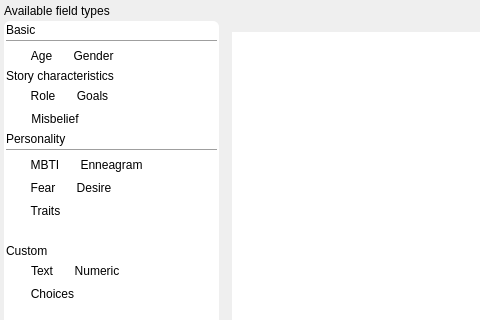
The window that ui/character_profile_editor_dialog.ui (zkovari/plotlyst) describes before a commit, drawn with Qt 5; both pictures show x 0 to 480 and y 0 to 320 of the 995 by 629 pixel window.
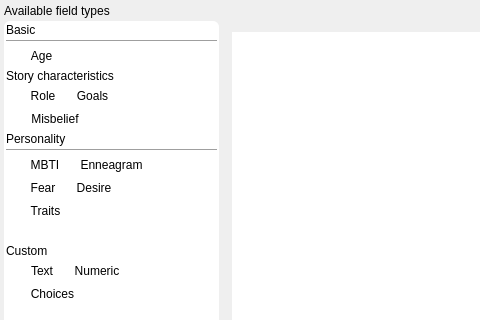
The same window after the commit. Custom widgets are drawn as their Qt base class.

Commit message: Separate genders from template

Patch:
```diff
--- a/ui/character_profile_editor_dialog.ui
+++ b/ui/character_profile_editor_dialog.ui
@@ -146,25 +146,6 @@
               </property>
              </widget>
             </item>
-            <item>
-             <widget class="QToolButton" name="btnGender">
-              <property name="cursor">
-               <cursorShape>OpenHandCursor</cursorShape>
-              </property>
-              <property name="text">
-               <string>Gender</string>
-              </property>
-              <property name="iconSize">
-               <size>
-                <width>24</width>
-                <height>24</height>
-               </size>
-              </property>
-              <property name="toolButtonStyle">
-               <enum>Qt::ToolButtonTextUnderIcon</enum>
-              </property>
-             </widget>
-            </item>
             <item>
              <spacer name="horizontalSpacer_2">
               <property name="orientation">
```
The commit also changes 6 other files.
